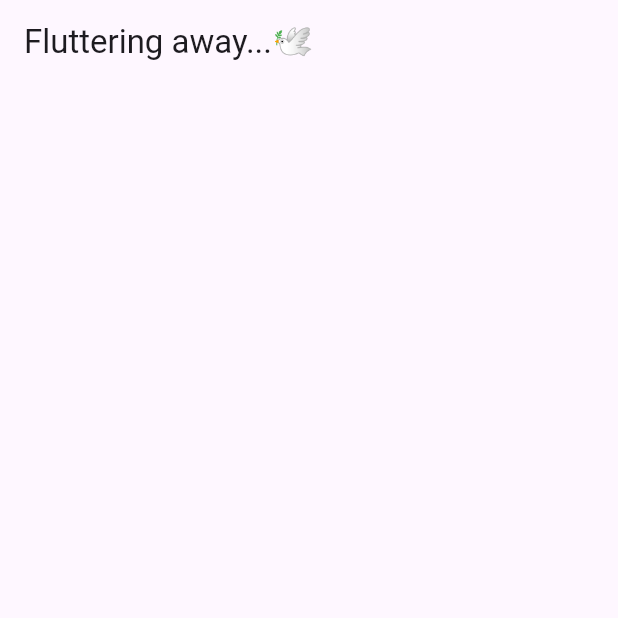
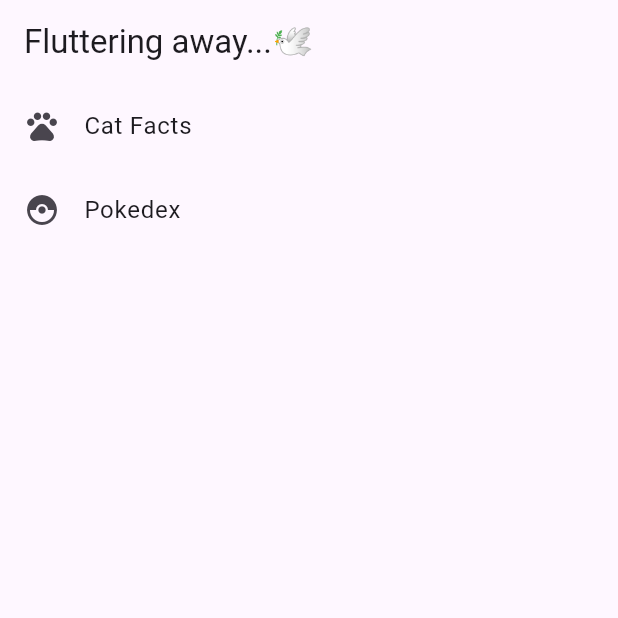
Before and after one commit to supejuice/fluttering, a Flutter app: the screen it shows after launch, on a phone screen of 412 x 824 dp, the top half of it. Run offline on Flutter 3.47's test engine with Material 3 defaults, Android fonts, the light colour scheme and no system bars; our stand-ins replace dio, go_router, retrofit; generated files the repository leaves out were written again.

Commit message:
added a menu in home

```diff
--- a/lib/app_container.dart
+++ b/lib/app_container.dart
@@ -3,9 +3,11 @@
 import 'package:fluttering/catfact/data/cat_fact_service.dart';
 
 class AppContainer {
-  late final Dio _dioClient = Dio();
-  late final _catFactService =
+  AppContainer._();
+
+  static final Dio _dioClient = Dio();
+  static final _catFactService =
       CatFactService(_dioClient, baseUrl: "https://meowfacts.herokuapp.com/");
-  late final CatFactRepository catFactRepository =
+  static final CatFactRepository catFactRepository =
       CatFactRepositoryImpl(catFactService: _catFactService);
 }
--- /dev/null
+++ b/lib/app_router.dart
@@ -0,0 +1,38 @@
+// ignore_for_file: constant_identifier_names
+
+import 'package:flutter/cupertino.dart';
+import 'package:go_router/go_router.dart';
+
+import 'app_container.dart';
+import 'catfact/cat_fact_screen.dart';
+import 'home/my_home_page.dart';
+
+/*
+* An abstraction over navigation boilerplate
+* Also makes migration easier if needed
+* */
+extension AppRouter on BuildContext {
+  static const String CAT_FACTS = '/cat_facts';
+
+  openCatFacts() {
+    go(CAT_FACTS);
+  }
+}
+
+class GoRouterImpl {
+  static GoRouter create() => GoRouter(
+        routes: [
+          GoRoute(
+            path: '/',
+            builder: (context, state) =>
+                const MyHomePage(title: "Fluttering away...🕊"),
+          ),
+          GoRoute(
+            path: AppRouter.CAT_FACTS,
+            builder: (context, state) => CatFacts(
+              AppContainer.catFactRepository,
+            ),
+          ),
+        ],
+      );
+}
--- a/lib/catfact/cat_fact_screen.dart
+++ b/lib/catfact/cat_fact_screen.dart
@@ -10,8 +10,15 @@
   @override
   Widget build(BuildContext context) {
     return FutureBuilder(
-        future: catFactRepository.getCatFacts(),
-        builder: (context, snapshot) => _catFactList(snapshot.data));
+      future: catFactRepository.getCatFacts(),
+      builder: (context, snapshot) => MaterialApp(
+          home: Scaffold(
+        appBar: AppBar(
+            backgroundColor: Theme.of(context).colorScheme.background,
+            title: const Text("Cat Facts")),
+        body: Center(child: _catFactList(snapshot.data)),
+      )),
+    );
   }
 
   ListView _catFactList(List<String>? facts) {
--- a/lib/home/my_home_page.dart
+++ b/lib/home/my_home_page.dart
@@ -1,7 +1,6 @@
 import 'package:flutter/material.dart';
-import 'package:fluttering/catfact/cat_fact_screen.dart';
 
-import '../app_container.dart';
+import '../app_router.dart';
 
 class MyHomePage extends StatefulWidget {
   const MyHomePage({super.key, required this.title});
@@ -13,9 +12,6 @@
 }
 
 class _MyHomePageState extends State<MyHomePage> {
-
-  late var appContainer = AppContainer();
-
   @override
   Widget build(BuildContext context) {
     return Scaffold(
@@ -23,9 +19,29 @@
         backgroundColor: Theme.of(context).colorScheme.background,
         title: Text(widget.title),
       ),
-      body: Center(
-        child: CatFacts(appContainer.catFactRepository)
-      ),
+      body: Center(child: _HomeList()),
     );
   }
 }
+
+class _HomeList extends StatelessWidget {
+  @override
+  Widget build(BuildContext context) {
+    return Column(
+      children: [
+        ListTile(
+            onTap: () {
+              context.openCatFacts();
+            },
+            leading: const Icon(Icons.pets),
+            title: const Text("Cat Facts")),
+        ListTile(
+            onTap: () {
+              // context.go(AppRouter.catFacts);
+            },
+            leading: const Icon(Icons.catching_pokemon),
+            title: const Text("Pokedex")),
+      ],
+    );
+  }
+}
--- a/lib/main.dart
+++ b/lib/main.dart
@@ -1,20 +1,9 @@
 import 'package:flutter/material.dart';
-import 'package:fluttering/app_container.dart';
-import 'home/my_home_page.dart';
-import 'package:go_router/go_router.dart';
+import 'package:fluttering/app_router.dart';
 
 void main() {
   runApp(const MyApp());
 }
-
-final _router = GoRouter(
-  routes: [
-    GoRoute(
-      path: '/',
-      builder: (context, state) => const MyHomePage(title: "Fluttering away...🕊"),
-    ),
-  ],
-);
 
 class MyApp extends StatelessWidget {
   const MyApp({super.key});
@@ -28,7 +17,7 @@
         colorScheme: ColorScheme.fromSeed(seedColor: Colors.deepPurple),
         useMaterial3: true,
       ),
-      routerConfig: _router,
+      routerConfig: GoRouterImpl.create(),
     );
   }
 }
```
Also changed, not shown: 1 other file.
